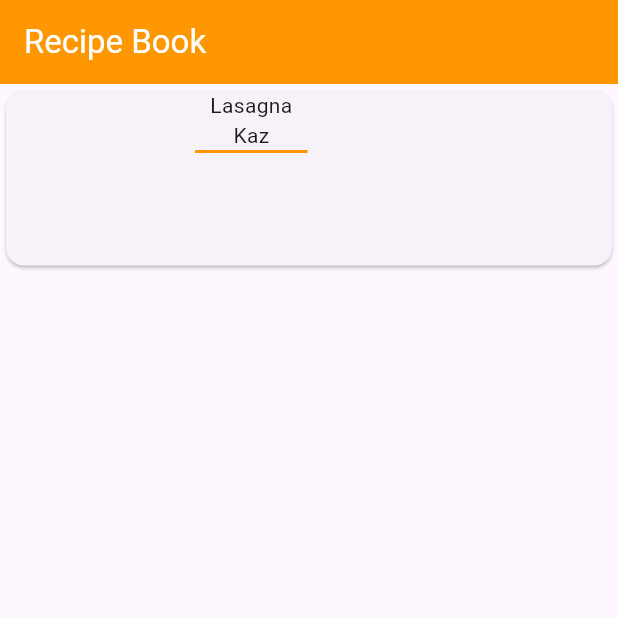
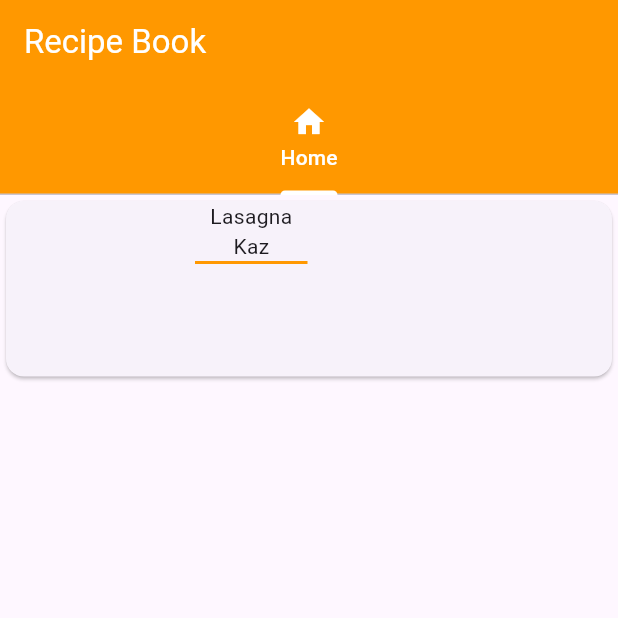
Before and after one commit to Andresknaz/recipe_book, a Flutter app: the screen it shows after launch, on a phone screen of 412 x 824 dp, the top half of it. Run offline on Flutter 3.47's test engine with Material 3 defaults, Android fonts, the phone set to English and light mode, and no system bars.

Commit message:
Add folder Homescreen

```diff
--- a/lib/main.dart
+++ b/lib/main.dart
@@ -1,4 +1,5 @@
 import 'package:flutter/material.dart';
+import 'package:recipe_book/screens/home_screen.dart';
 
 void main() => runApp(const MyApp());
 
@@ -20,36 +21,20 @@ class RecipeBook extends StatelessWidget {
 
   @override
   Widget build(BuildContext context) {
-    return Scaffold(
-      appBar: AppBar(
-        backgroundColor: Colors.orange,
-        title: Text('Recipe Book', style: TextStyle(color: Colors.white)),
-      ),
-      body: Container(
-        width: MediaQuery.of(context).size.width,
-        height: 125,
-        child: Card(
-          child: Row(
-            children: <Widget>[
-              Container(
-                height: 125,
-                width: 100,
-                child: ClipRRect(
-                  borderRadius: BorderRadius.circular(10),
-                  child: Container(),
-                ),
-              ),
-              SizedBox(width: 26),
-              Column(
-                children: <Widget>[
-                  Text('Lasagna'),
-                  Text('Kaz'),
-                  Container(height: 2, width: 75, color: Colors.orange),
-                ],
-              ),
-            ],
+    return DefaultTabController(
+      length: 4,
+      child: Scaffold(
+        appBar: AppBar(
+          backgroundColor: Colors.orange,
+          title: Text('Recipe Book', style: TextStyle(color: Colors.white)),
+          bottom: TabBar(
+            indicatorColor: Colors.white,
+            labelColor: Colors.white,
+            unselectedLabelColor: Colors.white,
+            tabs: [Tab(icon: Icon(Icons.home), text: 'Home')],
           ),
         ),
+        body: TabBarView(children: [HomeScreen()]),
       ),
     );
   }
--- /dev/null
+++ b/lib/screens/home_screen.dart
@@ -0,0 +1,42 @@
+import 'package:flutter/material.dart';
+
+class HomeScreen extends StatefulWidget {
+  const HomeScreen({super.key});
+
+  @override
+  State<HomeScreen> createState() => _nameState();
+}
+
+class _nameState extends State<HomeScreen> {
+  @override
+  Widget build(BuildContext context) {
+    return Scaffold(
+      body: Container(
+        width: MediaQuery.of(context).size.width,
+        height: 125,
+        child: Card(
+          child: Row(
+            children: <Widget>[
+              Container(
+                height: 125,
+                width: 100,
+                child: ClipRRect(
+                  borderRadius: BorderRadius.circular(10),
+                  child: Container(),
+                ),
+              ),
+              SizedBox(width: 26),
+              Column(
+                children: <Widget>[
+                  Text('Lasagna'),
+                  Text('Kaz'),
+                  Container(height: 2, width: 75, color: Colors.orange),
+                ],
+              ),
+            ],
+          ),
+        ),
+      ),
+    );
+  }
+}
```
